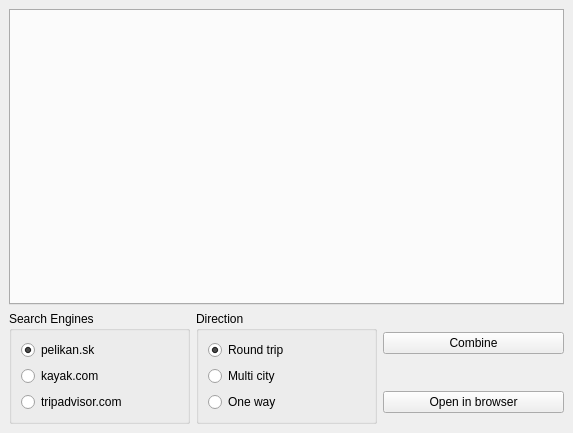
The window that mainform.ui (danielminarik/flightlinks) describes before a commit, drawn with Qt 5.
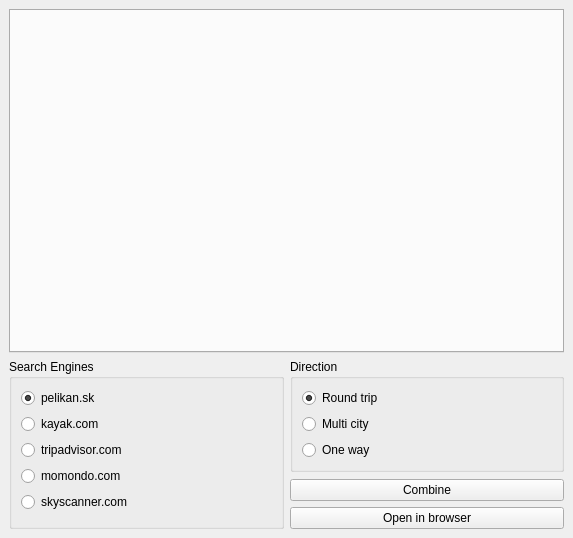
The same window after the commit.

```diff
--- a/mainform.ui
+++ b/mainform.ui
@@ -7,70 +7,30 @@
     <x>0</x>
     <y>0</y>
     <width>573</width>
-    <height>433</height>
+    <height>538</height>
    </rect>
   </property>
   <property name="windowTitle">
    <string>Flight Links</string>
   </property>
   <widget class="QWidget" name="centralWidget">
-   <layout class="QGridLayout" name="gridLayout_4">
-    <item row="0" column="0" colspan="3">
+   <layout class="QGridLayout" name="gridLayout_2">
+    <item row="0" column="0" colspan="2">
      <widget class="QTabWidget" name="tabWidget"/>
     </item>
-    <item row="1" column="2">
-     <widget class="QPushButton" name="btn_combine">
-      <property name="text">
-       <string>Combine</string>
-      </property>
-     </widget>
-    </item>
-    <item row="2" column="2">
-     <widget class="QPushButton" name="btn_open">
-      <property name="text">
-       <string>Open in browser</string>
-      </property>
-     </widget>
-    </item>
-    <item row="1" column="1" rowspan="2">
-     <widget class="QGroupBox" name="groupBox_2">
-      <property name="title">
-       <string>Direction</string>
-      </property>
-      <layout class="QGridLayout" name="gridLayout">
-       <item row="0" column="0">
-        <widget class="QRadioButton" name="rb_roundtrip">
-         <property name="text">
-          <string>Round trip</string>
-         </property>
-         <property name="checked">
-          <bool>true</bool>
-         </property>
-        </widget>
-       </item>
-       <item row="1" column="0">
-        <widget class="QRadioButton" name="rb_multicity">
-         <property name="text">
-          <string>Multi city</string>
-         </property>
-        </widget>
-       </item>
-       <item row="2" column="0">
-        <widget class="QRadioButton" name="rb_oneway">
-         <property name="text">
-          <string>One way</string>
-         </property>
-        </widget>
-       </item>
-      </layout>
-     </widget>
-    </item>
-    <item row="1" column="0" rowspan="2">
+    <item row="1" column="0">
      <widget class="QGroupBox" name="groupBox">
       <property name="title">
        <string>Search Engines</string>
       </property>
       <layout class="QGridLayout" name="gridLayout_3">
+       <item row="3" column="0">
+        <widget class="QRadioButton" name="rb_momondocom">
+         <property name="text">
+          <string>momondo.com</string>
+         </property>
+        </widget>
+       </item>
        <item row="0" column="0">
         <widget class="QRadioButton" name="rb_pelikansk">
          <property name="text">
@@ -95,9 +55,83 @@
          </property>
         </widget>
        </item>
+       <item row="4" column="0">
+        <widget class="QRadioButton" name="rb_skyscannercom">
+         <property name="text">
+          <string>skyscanner.com</string>
+         </property>
+        </widget>
+       </item>
       </layout>
      </widget>
     </item>
+    <item row="1" column="1">
+     <layout class="QVBoxLayout" name="verticalLayout">
+      <item>
+       <widget class="QGroupBox" name="groupBox_2">
+        <property name="title">
+         <string>Direction</string>
+        </property>
+        <layout class="QGridLayout" name="gridLayout">
+         <item row="0" column="0">
+          <widget class="QRadioButton" name="rb_roundtrip">
+           <property name="text">
+            <string>Round trip</string>
+           </property>
+           <property name="checked">
+            <bool>true</bool>
+           </property>
+          </widget>
+         </item>
+         <item row="1" column="0">
+          <widget class="QRadioButton" name="rb_multicity">
+           <property name="text">
+            <string>Multi city</string>
+           </property>
+          </widget>
+         </item>
+         <item row="2" column="0">
+          <widget class="QRadioButton" name="rb_oneway">
+           <property name="text">
+            <string>One way</string>
+           </property>
+          </widget>
+         </item>
+        </layout>
+       </widget>
+      </item>
+      <item>
+       <spacer name="verticalSpacer">
+        <property name="orientation">
+         <enum>Qt::Vertical</enum>
+        </property>
+        <property name="sizeType">
+         <enum>QSizePolicy::Preferred</enum>
+        </property>
+        <property name="sizeHint" stdset="0">
+         <size>
+          <width>20</width>
+          <height>1</height>
+         </size>
+        </property>
+       </spacer>
+      </item>
+      <item>
+       <widget class="QPushButton" name="btn_combine">
+        <property name="text">
+         <string>Combine</string>
+        </property>
+       </widget>
+      </item>
+      <item>
+       <widget class="QPushButton" name="btn_open">
+        <property name="text">
+         <string>Open in browser</string>
+        </property>
+       </widget>
+      </item>
+     </layout>
+    </item>
    </layout>
   </widget>
  </widget>
```
